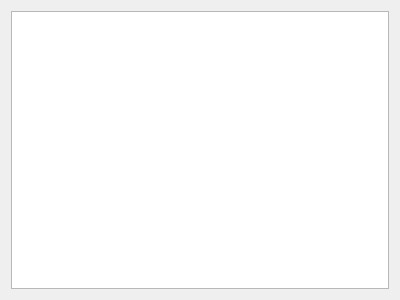
Before: the Qt Designer form src/corelayers/accountcreator/accountcreatorprotocols.ui in euroelessar/qutim, drawn with Qt 5.
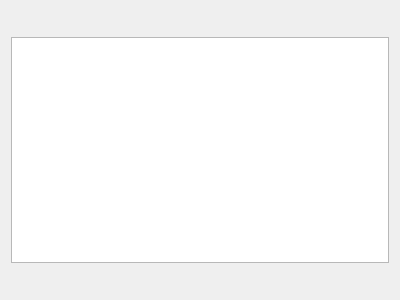
After: the same form once the commit is applied.

Commit message: Second steps to make profilecreation wizard is more userfriendly.

Patch:
```diff
--- a/src/corelayers/accountcreator/accountcreatorprotocols.ui
+++ b/src/corelayers/accountcreator/accountcreatorprotocols.ui
@@ -14,7 +14,7 @@
    <string>WizardPage</string>
   </property>
   <layout class="QGridLayout" name="gridLayout">
-   <item row="0" column="0">
+   <item row="1" column="0">
     <widget class="QListWidget" name="protocolList">
      <property name="iconSize">
       <size>
@@ -24,6 +24,32 @@
      </property>
     </widget>
    </item>
+   <item row="0" column="0">
+    <widget class="QPushButton" name="upButton">
+     <property name="maximumSize">
+      <size>
+       <width>16777215</width>
+       <height>20</height>
+      </size>
+     </property>
+     <property name="flat">
+      <bool>true</bool>
+     </property>
+    </widget>
+   </item>
+   <item row="2" column="0">
+    <widget class="QPushButton" name="downButton">
+     <property name="maximumSize">
+      <size>
+       <width>16777215</width>
+       <height>20</height>
+      </size>
+     </property>
+     <property name="flat">
+      <bool>true</bool>
+     </property>
+    </widget>
+   </item>
   </layout>
  </widget>
  <resources/>
```
The commit also changes 2 other files.
